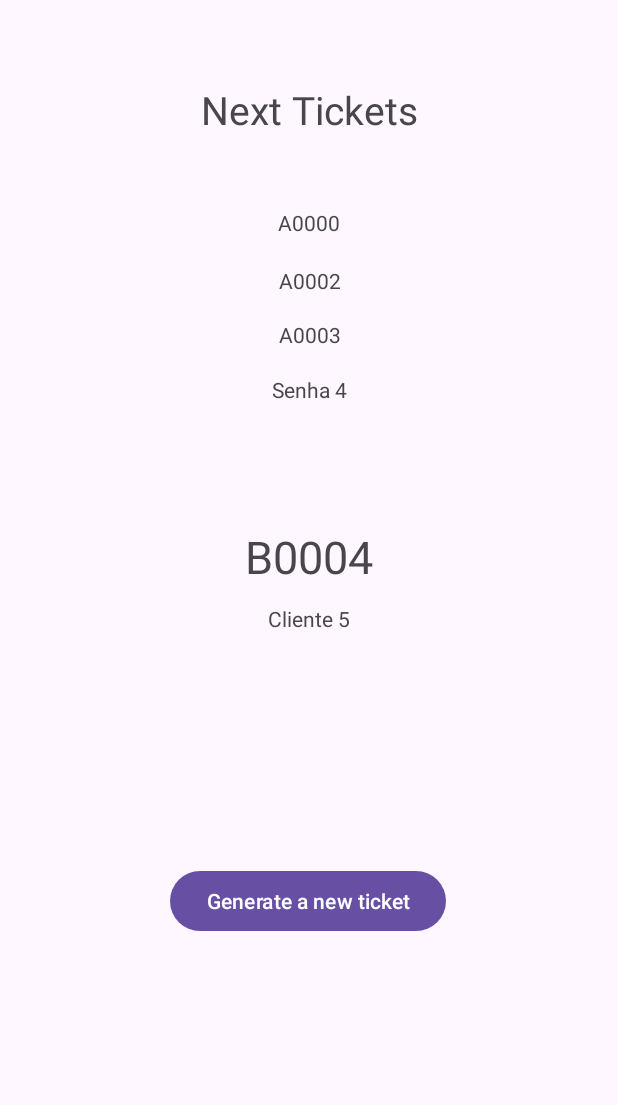
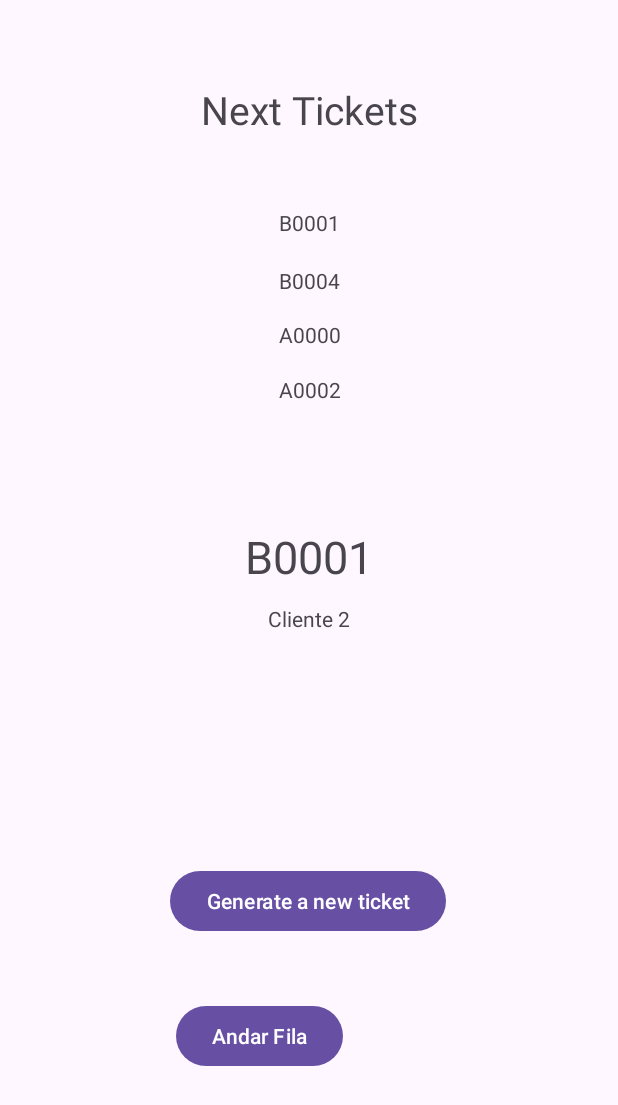
Before and after one commit to Argao/GeradorDeSenha, an Android app: the TelaFilaActivity screen opened directly, with no data from a screen before it, on a phone screen of 412 x 824 dp. Shown: the top 1105 px of the screen. Run offline under Robolectric (Android 15) with nearby library versions, the phone set to English and light mode, and no system bars.

Commit message:
andar fila

```diff
--- a/app/src/main/java/com/example/geradordesenha/Fila.java
+++ b/app/src/main/java/com/example/geradordesenha/Fila.java
@@ -29,6 +29,13 @@
         }
     }
 
+    public static Cliente verProximoCliente(){
+        if (!filaPrioridade.isEmpty()) {
+            return filaPrioridade.peek();
+        } else {
+            return filaRegular.peek();
+        }
+    }
 
     public static List<Cliente> verProximosClientes(int quantidade){
         List<Cliente> proximosClientes = new ArrayList<>();
--- a/app/src/main/java/com/example/geradordesenha/TelaFilaActivity.java
+++ b/app/src/main/java/com/example/geradordesenha/TelaFilaActivity.java
@@ -39,15 +39,15 @@
         senha_atual = (TextView) findViewById(R.id.senha_atual);
         nome_atual = (TextView) findViewById(R.id.nome_atual);
 
-        atualizaTela();
+        Cliente cliente = Fila.verProximoCliente();
+        atualizaTela(cliente);
     }
 
-    public void atualizaTela(){
+    public void atualizaTela(Cliente cliente){
 
-        Cliente atual = Fila.getUltimoCliente();
-        if (atual != null) {
-            senha_atual.setText(atual.getSenha());
-            nome_atual.setText(atual.getNome());
+        if (cliente != null) {
+            senha_atual.setText(cliente.getSenha());
+            nome_atual.setText(cliente.getNome());
         } else {
             senha_atual.setText("N/A");
             nome_atual.setText("N/A");
@@ -64,4 +64,9 @@
         Intent intent = new Intent(this, MainActivity.class);
         startActivity(intent);
     }
+
+    public void andarFila(View view) {
+        Cliente cliente = Fila.getUltimoCliente();
+        atualizaTela(cliente);
+    }
 }
--- a/app/src/main/res/layout/activity_tela_fila.xml
+++ b/app/src/main/res/layout/activity_tela_fila.xml
@@ -101,4 +101,17 @@
         app:layout_constraintTop_toTopOf="parent"
         app:layout_constraintVertical_bias="0.743" />
 
+    <Button
+        android:id="@+id/button5"
+        android:layout_width="wrap_content"
+        android:layout_height="wrap_content"
+        android:onClick="andarFila"
+        android:text="Andar Fila"
+        app:layout_constraintBottom_toBottomOf="parent"
+        app:layout_constraintEnd_toEndOf="parent"
+        app:layout_constraintHorizontal_bias="0.39"
+        app:layout_constraintStart_toStartOf="parent"
+        app:layout_constraintTop_toTopOf="parent"
+        app:layout_constraintVertical_bias="0.859" />
+
 </androidx.constraintlayout.widget.ConstraintLayout>
```
